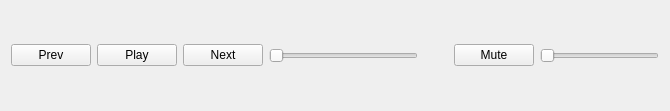
Old version of the form playercontrolswidget.ui in the repository Worm-Warrior/QBar.
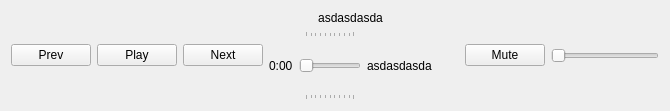
New version of the form.

What changed in the file:
```diff
--- a/playercontrolswidget.ui
+++ b/playercontrolswidget.ui
@@ -15,7 +15,7 @@
   </property>
   <layout class="QHBoxLayout" name="horizontalLayout_4">
    <item>
-    <layout class="QHBoxLayout" name="horizontalLayout_3" stretch="1,1,1,5,1,1,4">
+    <layout class="QHBoxLayout" name="horizontalLayout_3" stretch="1,1,1,6,1,1,4">
      <item>
       <widget class="QPushButton" name="prevButton">
        <property name="text">
@@ -38,6 +38,33 @@
       </widget>
      </item>
      <item>
+      <layout class="QVBoxLayout" name="verticalLayout" stretch="1,10">
+       <item>
+        <widget class="QLabel" name="curTime">
+         <property name="text">
+          <string>asdasdasda</string>
+         </property>
+         <property name="textFormat">
+          <enum>Qt::TextFormat::RichText</enum>
+         </property>
+         <property name="alignment">
+          <set>Qt::AlignmentFlag::AlignCenter</set>
+         </property>
+        </widget>
+       </item>
+       <item>
+        <layout class="QHBoxLayout" name="horizontalLayout">
+         <item>
+          <widget class="QLabel" name="minDuration">
+           <property name="text">
+            <string>0:00</string>
+           </property>
+           <property name="alignment">
+            <set>Qt::AlignmentFlag::AlignLeading|Qt::AlignmentFlag::AlignLeft|Qt::AlignmentFlag::AlignVCenter</set>
+           </property>
+          </widget>
+         </item>
+         <item>
       <widget class="QSlider" name="seekBar">
        <property name="sizePolicy">
         <sizepolicy hsizetype="Expanding" vsizetype="Preferred">
@@ -48,7 +75,21 @@
        <property name="orientation">
         <enum>Qt::Orientation::Horizontal</enum>
        </property>
-      </widget>
+           <property name="tickPosition">
+            <enum>QSlider::TickPosition::TicksBothSides</enum>
+           </property>
+          </widget>
+         </item>
+         <item>
+          <widget class="QLabel" name="maxDuration">
+           <property name="text">
+            <string>asdasdasda</string>
+           </property>
+          </widget>
+         </item>
+        </layout>
+       </item>
+      </layout>
      </item>
      <item>
       <spacer name="spacer">
```
Lines whose indentation alone changed are shown as unchanged.
